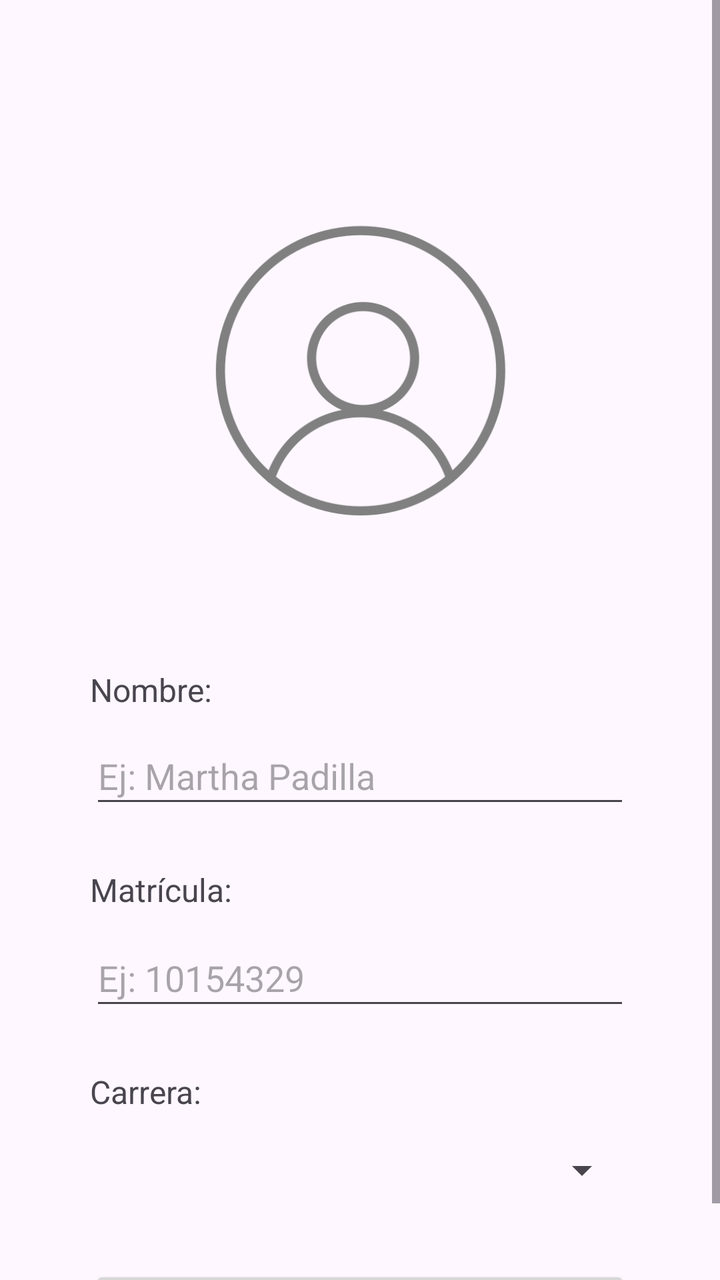
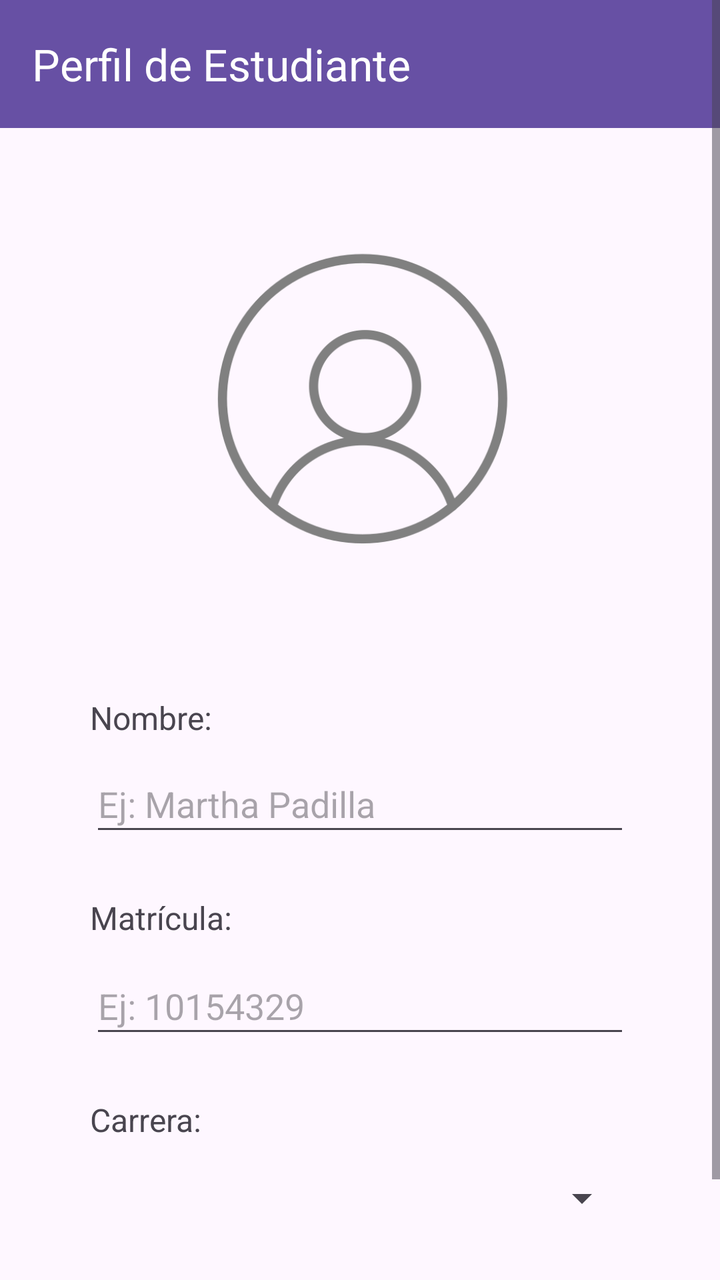

The first picture is an Android layout as it rendered before a commit; the second is the same layout after the commit. The layout source and the unified diff follow.
<!-- AndroidManifest.xml: application theme Theme.ProfileApp -->
<!-- res/layout/activity_profile.xml -->
<?xml version="1.0" encoding="utf-8"?>
<ScrollView
    xmlns:android="http://schemas.android.com/apk/res/android"
    xmlns:app="http://schemas.android.com/apk/res-auto"
    xmlns:tools="http://schemas.android.com/tools"
    android:layout_width="match_parent"
    android:layout_height="match_parent"
    android:fillViewport="true"
    tools:context=".ProfileView">

    <androidx.constraintlayout.widget.ConstraintLayout
        android:id="@+id/main"
        android:layout_width="match_parent"
        android:layout_height="match_parent"
        tools:context=".ProfileView">

        <ImageView
            android:id="@+id/imgAvatar"
            android:layout_width="190dp"
            android:layout_height="174dp"
            android:layout_marginStart="116dp"
            android:layout_marginTop="100dp"
            android:layout_marginEnd="116dp"
            android:src="@drawable/user_avatar"
            app:layout_constraintEnd_toEndOf="parent"
            app:layout_constraintStart_toStartOf="parent"
            app:layout_constraintTop_toTopOf="parent" />

        <TextView
            android:id="@+id/lblName"
            android:layout_width="132dp"
            android:layout_height="24dp"
            android:layout_marginStart="45dp"
            android:layout_marginTop="60dp"
            android:text="@string/lblName"
            android:textSize="16sp"
            app:layout_constraintStart_toStartOf="parent"
            app:layout_constraintTop_toBottomOf="@+id/imgAvatar" />

        <EditText
            android:id="@+id/txtName"
            android:layout_width="0dp"
            android:layout_height="45dp"
            android:layout_marginStart="45dp"
            android:layout_marginTop="6dp"
            android:layout_marginEnd="45dp"
            android:ems="10"
            android:hint="@string/hintName"
            android:inputType="text"
            app:layout_constraintEnd_toEndOf="parent"
            app:layout_constraintStart_toStartOf="parent"
            app:layout_constraintTop_toBottomOf="@+id/lblName" />

        <TextView
            android:id="@+id/lblSchId"
            android:layout_width="137dp"
            android:layout_height="25dp"
            android:layout_marginStart="45dp"
            android:layout_marginTop="25dp"
            android:text="@string/lblSchId"
            android:textSize="16sp"
            app:layout_constraintStart_toStartOf="parent"
            app:layout_constraintTop_toBottomOf="@+id/txtName" />

        <EditText
            android:id="@+id/txtSchId"
            android:layout_width="0dp"
            android:layout_height="45dp"
            android:layout_marginStart="45dp"
            android:layout_marginTop="6dp"
            android:layout_marginEnd="45dp"
            android:ems="10"
            android:hint="@string/hintSchId"
            android:inputType="text"
            app:layout_constraintEnd_toEndOf="parent"
            app:layout_constraintStart_toStartOf="parent"
            app:layout_constraintTop_toBottomOf="@+id/lblSchId" />

        <Button
            android:id="@+id/btnSave"
            android:layout_width="0dp"
            android:layout_height="48dp"
            android:layout_marginStart="45dp"
            android:layout_marginTop="25dp"
            android:layout_marginEnd="45dp"
            android:text="@string/btnSave"
            app:layout_constraintEnd_toEndOf="parent"
            app:layout_constraintHorizontal_bias="0.0"
            app:layout_constraintStart_toStartOf="parent"
            app:layout_constraintTop_toBottomOf="@+id/spnCareer" />

        <TextView
            android:id="@+id/lblCareer"
            android:layout_width="wrap_content"
            android:layout_height="wrap_content"
            android:layout_marginStart="45dp"
            android:layout_marginTop="25dp"
            android:text="@string/lblCareer"
            android:textSize="16sp"
            app:layout_constraintStart_toStartOf="parent"
            app:layout_constraintTop_toBottomOf="@+id/txtSchId" />

        <Spinner
            android:id="@+id/spnCareer"
            android:layout_width="0dp"
            android:layout_height="45dp"
            android:layout_marginStart="45dp"
            android:layout_marginTop="6dp"
            android:layout_marginEnd="45dp"
            app:layout_constraintEnd_toEndOf="parent"
            app:layout_constraintStart_toStartOf="parent"
            app:layout_constraintTop_toBottomOf="@+id/lblCareer" />

    </androidx.constraintlayout.widget.ConstraintLayout>

</ScrollView>
<!-- resources referenced by this layout -->
<resources>
  <!-- drawable user_avatar: png bitmap (drawable, 32063 bytes) -->
  <string name="btnSave">Guardar</string>
  <string name="hintName">Ej: Martha Padilla</string>
  <string name="hintSchId">Ej: 10154329</string>
  <string name="lblCareer">Carrera:</string>
  <string name="lblName">Nombre:</string>
  <string name="lblSchId">Matrícula:</string>
  <style name="Theme.ProfileApp" parent="Base.Theme.ProfileApp" />
  <style name="Base.Theme.ProfileApp" parent="Theme.Material3.DayNight.NoActionBar">
          
          
      </style>
</resources>

<!-- the commit's change to res/layout/activity_profile.xml (unified diff, before → after) -->
@@ -19,12 +19,13 @@
             android:layout_width="190dp"
             android:layout_height="174dp"
             android:layout_marginStart="116dp"
-            android:layout_marginTop="100dp"
+            android:layout_marginTop="50dp"
             android:layout_marginEnd="116dp"
             android:src="@drawable/user_avatar"
             app:layout_constraintEnd_toEndOf="parent"
+            app:layout_constraintHorizontal_bias="0.487"
             app:layout_constraintStart_toStartOf="parent"
-            app:layout_constraintTop_toTopOf="parent" />
+            app:layout_constraintTop_toBottomOf="@+id/tb" />
 
         <TextView
             android:id="@+id/lblName"
@@ -111,6 +112,20 @@
             app:layout_constraintStart_toStartOf="parent"
             app:layout_constraintTop_toBottomOf="@+id/lblCareer" />
 
+        <androidx.appcompat.widget.Toolbar
+            android:id="@+id/tb"
+            android:layout_width="0dp"
+            android:layout_height="wrap_content"
+            android:background="?attr/colorPrimary"
+            android:fitsSystemWindows="true"
+            android:minHeight="?attr/actionBarSize"
+            android:theme="?attr/actionBarTheme"
+            app:layout_constraintEnd_toEndOf="parent"
+            app:layout_constraintStart_toStartOf="parent"
+            app:layout_constraintTop_toTopOf="parent"
+            app:title="@string/tbTitle"
+            app:titleTextColor="@color/white" />
+
     </androidx.constraintlayout.widget.ConstraintLayout>
 
 </ScrollView>
<!-- resource entries referenced after the edit -->
@@ -1,5 +1,6 @@
 <!-- resources referenced by this layout -->
 <resources>
+  <color name="white">#FFFFFFFF</color>
   <!-- drawable user_avatar: png bitmap (drawable, 32063 bytes) -->
   <string name="btnSave">Guardar</string>
   <string name="hintName">Ej: Martha Padilla</string>
@@ -7,6 +8,7 @@
   <string name="lblCareer">Carrera:</string>
   <string name="lblName">Nombre:</string>
   <string name="lblSchId">Matrícula:</string>
+  <string name="tbTitle">Perfil de Estudiante</string>
   <style name="Theme.ProfileApp" parent="Base.Theme.ProfileApp" />
   <style name="Base.Theme.ProfileApp" parent="Theme.Material3.DayNight.NoActionBar">
           
